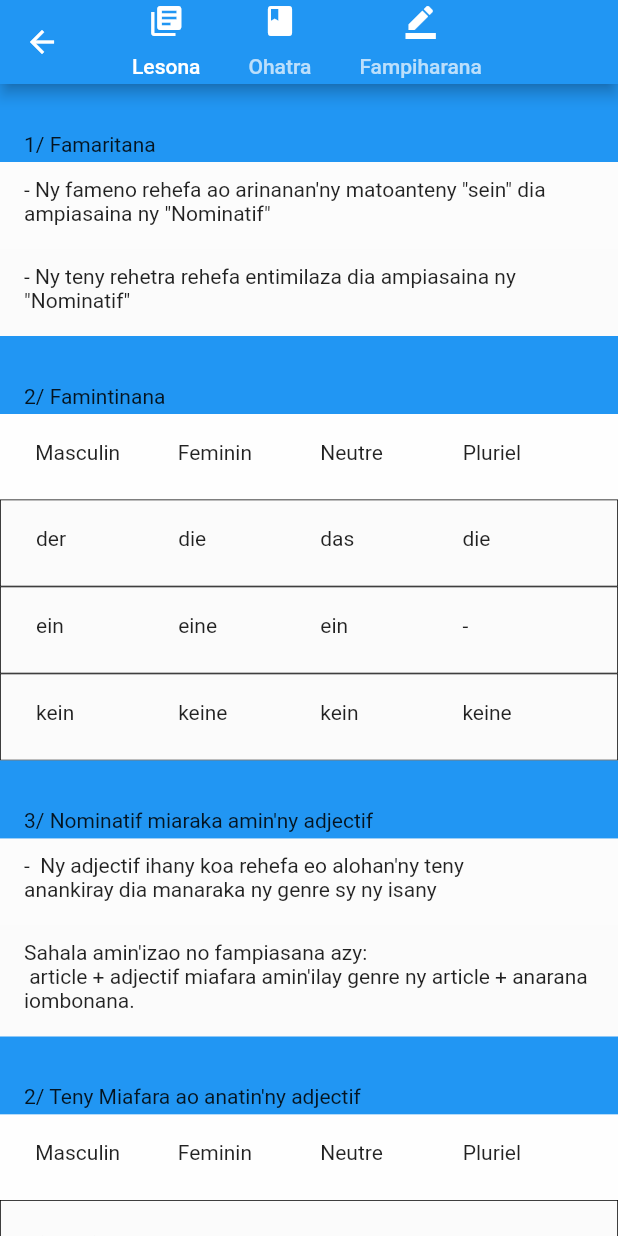
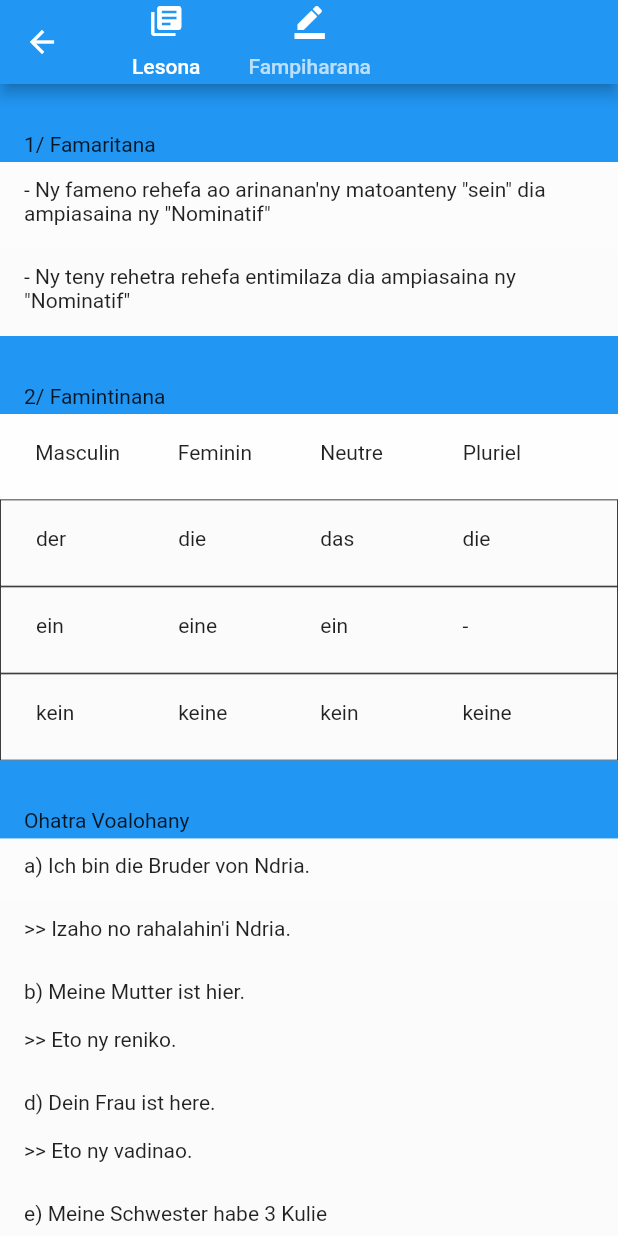
Before and after one commit to RajaomalalaSendra/mianatra_allemand, a Flutter app: the screen it shows after launch, after a tap on "Nominatif", on a phone screen of 412 x 824 dp. Run offline on Flutter 3.47's test engine with Material 2 defaults, Android fonts, the phone set to English and light mode, and no system bars; our stand-ins replace sqflite; accounts and stored records are empty.

Commit message:
take away the tab bar examples inside the fitsipika

```diff
--- a/lib/src/data/dataCases.dart
+++ b/lib/src/data/dataCases.dart
@@ -1,29 +1,15 @@
-var columnsTitle = ["Masculin", "Feminin", "Neutre", "Pluriel"];
-var titlesCases = ["Nominatif", "Accusatif", "Datif", "Genetif"];
-
-var contentLists = [
-  {
-  "definit": ["der", "die", "das", "die"],
-  "indefinit": ["ein", "eine", "ein", "-"],
-  "negation": ["kein", "keine", "kein", "keine"]
-}, {
-  "definit": ["den", "die", "das", "die"],
-  "indefinit": ["einen", "eine", "ein", "-"],
-  "negation": ["keinen", "keine", "kein", "keine"]
-},{
-  "definit": ["den", "die", "das", "die"],
-  "indefinit": ["einen", "eine", "ein", "-"],
-  "negation": ["keinen", "keine", "kein", "keine"]
-},{
-  "definit": ["den", "die", "das", "die"],
-  "indefinit": ["einen", "eine", "ein", "-"],
-  "negation": ["keinen", "keine", "kein", "keine"]
-}
-];
-
-var examplesByCases = {
-  "Deutch": {
+var contentMaps =
+{   "ColumnsTitle": ["Masculin", "Feminin", "Neutre", "Pluriel"],
+    "TitlesCases":  ["Nominatif", "Accusatif", "Datif", "Genetif"],
+    "imageUrl": ["assets/images/n.png", "assets/images/a.png", "assets/images/d.png", "assets/images/g.png"],
+    "subtitle": ["Subtitle for Nominatif", "Subtitle for Accusatif", "Subtitle for Datif", "Subtitle for Genetif"],
+    "Deutch": {
     "Nominatif": {
+      "contentLists": {
+        "definit": ["der", "die", "das", "die"],
+        "indefinit": ["ein", "eine", "ein", "-"],
+        "negation": ["kein", "keine", "kein", "keine"]
+      },
       "one": [
         "a) Ich bin die Bruder von Ndria.",
         "b) Meine Mutter ist hier.",
@@ -38,6 +24,11 @@ var examplesByCases = {
       ]
     },
     "Accusatif": {
+      "contentLists": {
+        "definit": ["den", "die", "das", "die"],
+        "indefinit": ["einen", "eine", "ein", "-"],
+        "negation": ["keinen", "keine", "kein", "keine"]
+      },
       "one": [
         "a) Ich habe keine Freunde.",
         "b) Ich bringe einen Slushell.",
@@ -52,6 +43,11 @@ var examplesByCases = {
       ]
     },
     "Datif": {
+        "contentLists": {
+          "definit": ["den", "die", "das", "die"],
+          "indefinit": ["einen", "eine", "ein", "-"],
+          "negation": ["keinen", "keine", "kein", "keine"]
+        },
         "one": [
           "a) Ich habe keine Freunde.",
           "b) Ich bringe einen Slushell.",
@@ -66,6 +62,11 @@ var examplesByCases = {
         ]
     },
     "Genetif": {
+      "contentLists": {
+        "definit": ["den", "die", "das", "die"],
+        "indefinit": ["einen", "eine", "ein", "-"],
+        "negation": ["keinen", "keine", "kein", "keine"]
+      },
       "one": [
           "a) Ich habe keine Freunde.",
           "b) Ich bringe einen Slushell.",
--- a/lib/src/views/widgets/ContentByTitle.dart
+++ b/lib/src/views/widgets/ContentByTitle.dart
@@ -11,24 +11,19 @@ import 'package:mianatra_alemana/src/views/widgets/DetailDialogues.dart';
 
 class ContentGrammar extends StatelessWidget{
 
-  final List _title;
-  final List _columnsTitle;
-  final  _contentLists;
-  final Map _examplesByCase;
-  final List routeName;
+  final  Map _contentMaps;
 
-  ContentGrammar(this._title, this._columnsTitle, this._contentLists, this._examplesByCase, this.routeName);
+  ContentGrammar(this._contentMaps);
 
   @override
   Widget build(BuildContext context) {
     return ListView.builder(
-      itemCount: _title.length,
+      itemCount: _contentMaps["TitlesCases"].length,
       itemBuilder: (context, index){
-        final title = _title[index];
-        final content = _contentLists[index];
-        final route = routeName[index];
-        final imageUrl = ["assets/images/n.png", "assets/images/a.png", "assets/images/d.png", "assets/images/g.png"];
-        final subtitle = ["Subtitle for Nominatif", "Subtitle for Accusatif", "Subtitle for Datif", "Subtitle for Genetif"];
+        final String title = _contentMaps["TitlesCases"][index];
+        final Map content = _contentMaps;
+        final List imageUrl = _contentMaps["imageUrl"];
+        final List subtitle = _contentMaps["subtitle"];
 
         return Card(
                   child: InkWell(
@@ -37,7 +32,7 @@ class ContentGrammar extends StatelessWidget{
                           Navigator.push(
                               context,
                               MaterialPageRoute(
-                                builder: (context) => ExtractArgumentsScreenMianatraAlemana(title, _columnsTitle, content, _examplesByCase, route),
+                                builder: (context) => ExtractArgumentsScreenMianatraAlemana(title, content),
                               ),
                             );
                         },
@@ -249,7 +244,7 @@ class Search extends StatelessWidget {
                       ],
                     ),
                   width: 8.0,
-                  height: 100.0,
+                  height: 115.0,
                   ),
                 );
               },
--- a/lib/src/views/widgets/Menu.dart
+++ b/lib/src/views/widgets/Menu.dart
@@ -3,16 +3,13 @@ import 'package:flutter/material.dart';
 
 class CaseTabBarMenu extends StatelessWidget{
   final String _title;
-  final List _columnsTitle;
-  final  _contentLists;
-  final Map _examplesByCase;
-  final String routeName;
+  final Map _contentMaps;
 
-  CaseTabBarMenu(this._title, this._columnsTitle, this._contentLists, this._examplesByCase, this.routeName);
+  CaseTabBarMenu(this._title, this._contentMaps);
 
   @override
   Widget build(BuildContext context) {
-    ExtractArgumentsScreenMianatraAlemana mianatraAlemana = new ExtractArgumentsScreenMianatraAlemana(_title, _columnsTitle, _contentLists, _examplesByCase, routeName);
+    ExtractArgumentsScreenMianatraAlemana mianatraAlemana = new ExtractArgumentsScreenMianatraAlemana(_title, _contentMaps);
 
     return RaisedButton(
       child: Text(_title),
@@ -32,18 +29,15 @@ class CaseTabBarMenu extends StatelessWidget{
 
 // A Widget that extracts the necessary arguments from the ModalRoute.
 class ExtractArgumentsScreenMianatraAlemana extends StatelessWidget {
-  final String routeName;
+  final Map _contentMaps;
   final String _title;
-  final List _columnsTitle;
-  final _contentLists;
-  final Map _examplesByCase;
 
-  ExtractArgumentsScreenMianatraAlemana(this._title, this._columnsTitle, this._contentLists, this._examplesByCase, this.routeName);
+  ExtractArgumentsScreenMianatraAlemana(this._title, this._contentMaps);
 
   @override
   Widget build(BuildContext context) {
     // Extract the arguments from the current ModalRoute settings and cast
-    TabBarMianatraAlemana tabMianatraAlemana = new TabBarMianatraAlemana(_title, _columnsTitle, _contentLists, _examplesByCase);
+    TabBarMianatraAlemana tabMianatraAlemana = new TabBarMianatraAlemana(_title, _contentMaps);
 
     return Scaffold(
       body: Center(
--- a/lib/src/views/widgets/RoutesAndTabs.dart
+++ b/lib/src/views/widgets/RoutesAndTabs.dart
@@ -1,53 +1,59 @@
 import 'package:flutter/material.dart';
 import 'package:mianatra_alemana/src/views/widgets/RowsAndColumns.dart';
-import 'package:mianatra_alemana/src/views/widgets/SizeBox.dart';
-import 'package:mianatra_alemana/src/data/dataCases.dart';
 
 class TabBarMianatraAlemana extends StatelessWidget {
-  final  String _title;
-  final List _columnsTitle;
-  final _contentLists;
-  final Map _examplesByCase;
+  final Map _contentMaps;
+  final String _title;
 
-  TabBarMianatraAlemana(this._title, this._columnsTitle, this._contentLists, this._examplesByCase);
+  TabBarMianatraAlemana(this._title, this._contentMaps);
 
 
  @override
   Widget build(BuildContext context) {
     return   DefaultTabController(
-          length: 3,
+          length: 2,
           child: Scaffold(
               appBar: this.appBarByCase(),
               body: TabBarView(
                         children: [
-                          this.createTab(this.createCases(_contentLists)),
-                          this.createTab(this.createExamplesByCase(_examplesByCase)),
-                          this.createTab(TextInputByCase(_title)),
+                          createTab(createCases()),
+                          createTab(TextInputByCase(_title)),
                         ],
                       ),
                   ),
     );
   }
 
-  Widget createCases(var contentLists){
+  Widget createCases(){
     MianatraAlemanaRowsAndColumns alemanaRows = new MianatraAlemanaRowsAndColumns();
+    List columnsTitle = _contentMaps["ColumnsTitle"];
+    Map contentLists = _contentMaps["Deutch"][_title]["contentLists"];
     if(_title == "Nominatif"){
       Widget cases = Column(
         children: [
             TextSection("1/ Famaritana", "- Ny fameno rehefa ao arinanan'ny matoanteny \"sein\" dia ampiasaina ny \"Nominatif\""),
             SimpleTextSection("- Ny teny rehetra rehefa entimilaza dia ampiasaina ny \"Nominatif\""),
 
-            alemanaRows.twoColumns("2/ Famintinana", _columnsTitle),
+            alemanaRows.twoColumns("2/ Famintinana", columnsTitle),
             alemanaRows.contentColumn(contentLists["definit"]),
             alemanaRows.contentColumn(contentLists["indefinit"]),
             alemanaRows.contentColumn(contentLists["negation"]),
+
+            TextSection("Ohatra Voalohany", _contentMaps["Deutch"][_title]["one"][0]),
+            SimpleTextSection(">> " + _contentMaps["Malagasy"][_title]["one"][0]),
+            contentDetailExampleCases(_contentMaps["Deutch"][_title]["one"], _contentMaps["Malagasy"][_title]["one"]),
 
 
             TextSection("3/ Nominatif miaraka amin'ny adjectif", "-  Ny adjectif ihany koa rehefa eo alohan'ny teny \nanankiray dia manaraka ny genre sy ny isany"),
             SimpleTextSection("Sahala amin'izao no fampiasana azy:\n article + adjectif miafara amin'ilay genre ny article + anarana iombonana."),
 
-            alemanaRows.twoColumns("2/ Teny Miafara ao anatin'ny adjectif", _columnsTitle),
+            alemanaRows.twoColumns("2/ Teny Miafara ao anatin'ny adjectif", columnsTitle),
             alemanaRows.contentColumn(["r na er", "e", "es", "e"]),
+
+            TextSection("Ohatra faharoa miaraka amin'ny adjectif", _contentMaps["Deutch"]["Nominatif"]["two"][0]),
+            SimpleTextSection(">> " + _contentMaps["Malagasy"]["Nominatif"]["two"][0]),
+            contentDetailExampleCases(_contentMaps["Deutch"]["Nominatif"]["two"], _contentMaps["Malagasy"]["Nominatif"]["two"]),
+
           ]
       );
         return cases;
@@ -56,10 +62,18 @@ class TabBarMianatraAlemana extends StatelessWidget {
         children: [
             TextSection("1/ Famaritana", "- Ny fameno rehetra ao arinanan'ny matoanteny ankoatran'ny \"sein\" dia ampiasaina ny \"Accusatif\""),
 
-            alemanaRows.twoColumns("2/ Famintinana", _columnsTitle),
+            alemanaRows.twoColumns("2/ Famintinana", columnsTitle),
             alemanaRows.contentColumn(contentLists["definit"]),
             alemanaRows.contentColumn(contentLists["indefinit"]),
             alemanaRows.contentColumn(contentLists["negation"]),
+
+            TextSection("Ohatra Voalohany", _contentMaps["Deutch"]["Accusatif"]["one"][0]),
+            SimpleTextSection(">> " + _contentMaps["Malagasy"]["Accusatif"]["one"][0]),
+            contentDetailExampleCases(_contentMaps["Deutch"]["Accusatif"]["one"], _contentMaps["Malagasy"]["Accusatif"]["one"]),
+
+            TextSection("Ohatra faharoa miaraka amin'ny adjectif", _contentMaps["Deutch"]["Accusatif"]["two"][0]),
+            SimpleTextSection(">> " + _contentMaps["Malagasy"]["Accusatif"]["two"][0]),
+            contentDetailExampleCases(_contentMaps["Deutch"]["Accusatif"]["two"], _contentMaps["Malagasy"]["Accusatif"]["two"]),
           ]
       );
 
@@ -69,10 +83,18 @@ class TabBarMianatraAlemana extends StatelessWidget {
         children: [
             TextSection("1/ Famaritana", "- Ny fameno rehetra ao arinanan'ny matoanteny ankoatran'ny \"sein\" dia ampiasaina ny \"Accusatif\""),
 
-            alemanaRows.twoColumns("2/ Famintinana", _columnsTitle),
+            alemanaRows.twoColumns("2/ Famintinana", columnsTitle),
             alemanaRows.contentColumn(contentLists["definit"]),
             alemanaRows.contentColumn(contentLists["indefinit"]),
             alemanaRows.contentColumn(contentLists["negation"]),
+
+            TextSection("Ohatra Voalohany", _contentMaps["Deutch"]["Datif"]["one"][0]),
+            SimpleTextSection(">> " + _contentMaps["Malagasy"]["Datif"]["one"][0]),
+            contentDetailExampleCases(_contentMaps["Deutch"]["Datif"]["one"], _contentMaps["Malagasy"]["Datif"]["one"]),
+
+            TextSection("Ohatra faharoa miaraka amin'ny adjectif", _contentMaps["Deutch"]["Datif"]["two"][0]),
+            SimpleTextSection(">> " + _contentMaps["Malagasy"]["Datif"]["two"][0]),
+            contentDetailExampleCases(_contentMaps["Deutch"]["Datif"]["two"], _contentMaps["Malagasy"]["Datif"]["two"]),
           ],
       );
 
@@ -82,10 +104,18 @@ class TabBarMianatraAlemana extends StatelessWidget {
         children: [
             TextSection("1/ Famaritana", "- Ny fameno rehetra ao arinanan'ny matoanteny ankoatran'ny \"sein\" dia ampiasaina ny \"Accusatif\""),
 
-            alemanaRows.twoColumns("2/ Famintinana", _columnsTitle),
+            alemanaRows.twoColumns("2/ Famintinana", columnsTitle),
             alemanaRows.contentColumn(contentLists["definit"]),
             alemanaRows.contentColumn(contentLists["indefinit"]),
             alemanaRows.contentColumn(contentLists["negation"]),
+
+            TextSection("Ohatra Voalohany", _contentMaps["Deutch"]["Genetif"]["one"][0]),
+            SimpleTextSection(">> " + _contentMaps["Malagasy"]["Genetif"]["one"][0]),
+            contentDetailExampleCases(_contentMaps["Deutch"]["Genetif"]["one"], _contentMaps["Malagasy"]["Genetif"]["one"]),
+
+            TextSection("Ohatra faharoa miaraka amin'ny adjectif", _contentMaps["Deutch"]["Genetif"]["two"][0]),
+            SimpleTextSection(">> " + _contentMaps["Malagasy"]["Genetif"]["two"][0]),
+            contentDetailExampleCases(_contentMaps["Deutch"]["Genetif"]["two"], _contentMaps["Malagasy"]["Genetif"]["two"]),
           ],
       );
 
@@ -100,70 +130,11 @@ class TabBarMianatraAlemana extends StatelessWidget {
                   tabs: [
                       Tab(icon: Icon(Icons.library_books),
                       text: "Lesona"),
-                      Tab(icon: Icon(Icons.book),
-                      text: "Ohatra"),
                       Tab(icon: Icon(Icons.border_color),
                       text: "Fampiharana"),
                     ],
                 ),
               );
-  }
-
-  Widget createExamplesByCase(Map examplesByCase){
-    /// create example by case
-    /// And you can check the documentation here
-    Widget column = Column();
-
-    if(_title == "Nominatif"){
-      column = Column(
-        children:[
-            TextSection("Ohatra Voalohany", examplesByCase["Deutch"]["Nominatif"]["one"][0]),
-            SimpleTextSection(">> " + examplesByCase["Malagasy"]["Nominatif"]["one"][0]),
-            contentDetailExampleCases(examplesByCase["Deutch"]["Nominatif"]["one"], examplesByCase["Malagasy"]["Nominatif"]["one"]),
-
-            TextSection("Ohatra faharoa miaraka amin'ny adjectif", examplesByCase["Deutch"]["Nominatif"]["two"][0]),
-            SimpleTextSection(">> " + examplesByCase["Malagasy"]["Nominatif"]["two"][0]),
-            contentDetailExampleCases(examplesByCase["Deutch"]["Nominatif"]["two"], examplesByCase["Malagasy"]["Nominatif"]["two"]),
-        ],
-    );
-    } else if(_title == "Accusatif"){
-      column = Column(
-            children:[
-              TextSection("Ohatra Voalohany", examplesByCase["Deutch"]["Accusatif"]["one"][0]),
-              SimpleTextSection(">> " + examplesByCase["Malagasy"]["Accusatif"]["one"][0]),
-              contentDetailExampleCases(examplesByCase["Deutch"]["Accusatif"]["one"], examplesByCase["Malagasy"]["Accusatif"]["one"]),
-
-              TextSection("Ohatra faharoa miaraka amin'ny adjectif", examplesByCase["Deutch"]["Accusatif"]["two"][0]),
-              SimpleTextSection(">> " + examplesByCase["Malagasy"]["Accusatif"]["two"][0]),
-              contentDetailExampleCases(examplesByCase["Deutch"]["Accusatif"]["two"], examplesByCase["Malagasy"]["Accusatif"]["two"]),
-            ],
-        );
-    } else if(_title == "Datif"){
-      column = Column(
-        children:[
-              TextSection("Ohatra Voalohany", examplesByCase["Deutch"]["Datif"]["one"][0]),
-              SimpleTextSection(">> " + examplesByCase["Malagasy"]["Datif"]["one"][0]),
-              contentDetailExampleCases(examplesByCase["Deutch"]["Datif"]["one"], examplesByCase["Malagasy"]["Datif"]["one"]),
-
-              TextSection("Ohatra faharoa miaraka amin'ny adjectif", examplesByCase["Deutch"]["Datif"]["two"][0]),
-              SimpleTextSection(">> " + examplesByCase["Malagasy"]["Datif"]["two"][0]),
-              contentDetailExampleCases(examplesByCase["Deutch"]["Datif"]["two"], examplesByCase["Malagasy"]["Datif"]["two"]),
-        ],
-    );
-    } else {
-      column = Column(
-        children:[
-              TextSection("Ohatra Voalohany", examplesByCase["Deutch"]["Genetif"]["one"][0]),
-              SimpleTextSection(">> " + examplesByCase["Malagasy"]["Genetif"]["one"][0]),
-              contentDetailExampleCases(examplesByCase["Deutch"]["Genetif"]["one"], examplesByCase["Malagasy"]["Genetif"]["one"]),
-
-              TextSection("Ohatra faharoa miaraka amin'ny adjectif", examplesByCase["Deutch"]["Genetif"]["two"][0]),
-              SimpleTextSection(">> " + examplesByCase["Malagasy"]["Genetif"]["two"][0]),
-              contentDetailExampleCases(examplesByCase["Deutch"]["Genetif"]["two"], examplesByCase["Malagasy"]["Genetif"]["two"]),
-        ],
-    );
-    }
-    return column;
   }
 
   Widget contentDetailExampleCases(List<String> examplesDeutch, List<String> examplesMalagasy){
@@ -194,57 +165,57 @@ class TabBarMianatraAlemana extends StatelessWidget {
   }
 }
 
-class TabBarHomeMenu  extends StatelessWidget {
+// class TabBarHomeMenu  extends StatelessWidget {
 
-  Widget build(BuildContext context){
-    return   Scaffold(
-      body:
-          Column(
-            children: <Widget>[
-              Row(
-              mainAxisAlignment: MainAxisAlignment.spaceAround,
-              children: [
-                  HomeMenuSizeBoxGrammar("Grammaire"),
-                  HomeMenuSizeBoxVocabularies("Vocabulaire"),
-              ],
-          ),
-             Row(
-              mainAxisAlignment: MainAxisAlignment.spaceAround,
-              children: <Widget>[
-                  HomeMenuSizeBoxDialogues("Dialogues"),
-                  HomeMenuSizeBoxDialogues("Dialogues II"),
-              ],
-          ),
-        ],
-      ),
-    );
-  }
-}
+//   Widget build(BuildContext context){
+//     return   Scaffold(
+//       body:
+//           Column(
+//             children: <Widget>[
+//               Row(
+//               mainAxisAlignment: MainAxisAlignment.spaceAround,
+//               children: [
+//                   HomeMenuSizeBoxGrammar("Grammaire"),
+//                   HomeMenuSizeBoxVocabularies("Vocabulaire"),
+//               ],
+//           ),
+//              Row(
+//               mainAxisAlignment: MainAxisAlignment.spaceAround,
+//               children: <Widget>[
+//                   HomeMenuSizeBoxDialogues("Dialogues"),
+//                   HomeMenuSizeBoxDialogues("Dialogues II"),
+//               ],
+//           ),
+//         ],
+//       ),
+//     );
+//   }
+// }
 
-class TabBarMainMenuGrammar  extends StatelessWidget {
+// class TabBarMainMenuGrammar  extends StatelessWidget {
 
-  Widget build(BuildContext context){
-    return   Scaffold(
-      body:
-          Column(
-            children: <Widget>[
-              Row(
-              mainAxisAlignment: MainAxisAlignment.spaceAround,
-              children: [
-                  MainMenuSizeBoxCases("Cas"),
-                  MainMenuSizeBoxConjugaison("Conjugaison"),
-              ],
-          ),
-          Row(
-              mainAxisAlignment: MainAxisAlignment.spaceAround,
-              children: [
-                MainMenuSizeBoxTexts("Textes"),
-          ],)
-        ],
-      ),
-    );
-  }
-}
+//   Widget build(BuildContext context){
+//     return   Scaffold(
+//       body:
+//           Column(
+//             children: <Widget>[
+//               Row(
+//               mainAxisAlignment: MainAxisAlignment.spaceAround,
+//               children: [
+//                   MainMenuSizeBoxCases("Cas"),
+//                   MainMenuSizeBoxConjugaison("Conjugaison"),
+//               ],
+//           ),
+//           Row(
+//               mainAxisAlignment: MainAxisAlignment.spaceAround,
+//               children: [
+//                 MainMenuSizeBoxTexts("Textes"),
+//           ],)
+//         ],
+//       ),
+//     );
+//   }
+// }
 
 class TabBarMainMenuVocabularies extends StatelessWidget {
   final List<String> textOne = ['Das Obst', 'Das Gemuse', 'Die Apfel', 'Der Druker', 'Die Kulie'];
@@ -283,25 +254,25 @@ class TabBarMainMenuVocabularies extends StatelessWidget {
   }
 }
 
-class TabBarSecondMenuCases extends StatelessWidget {
+// class TabBarSecondMenuCases extends StatelessWidget {
 
-  Widget build(BuildContext context){
-    return   Scaffold(
-      body:
-          Column(
-            children: <Widget>[
-              Row(
-              mainAxisAlignment: MainAxisAlignment.spaceAround,
-              children: [
-                  SecondMenuSizeBoxCases("Nominatif", columnsTitle, contentLists[0], examplesByCases),
-                  SecondMenuSizeBoxCases("Accusatif", columnsTitle, contentLists[1], examplesByCases),
-              ],
-          ),
-        ],
-      ),
-    );
-  }
-}
+//   Widget build(BuildContext context){
+//     return   Scaffold(
+//       body:
+//           Column(
+//             children: <Widget>[
+//               Row(
+//               mainAxisAlignment: MainAxisAlignment.spaceAround,
+//               children: [
+//                   SecondMenuSizeBoxCases("Nominatif", columnsTitle, contentLists[0], _contentMapss),
+//                   SecondMenuSizeBoxCases("Accusatif", columnsTitle, contentLists[1], _contentMapss),
+//               ],
+//           ),
+//         ],
+//       ),
+//     );
+//   }
+// }
 
 class TextInputByCase extends StatefulWidget {
   final String _title;
```
Also changed, not shown: lib/src/views/widgets/MainMenu.dart (+14 -15 lines), lib/src/views/widgets/SecondMenu.dart (+13 -17 lines), lib/src/views/widgets/SizeBox.dart (+20 -21 lines), assets/icon/icon.png, assets/images/demg.png, assets/images/mgde.png, 20 other files.
